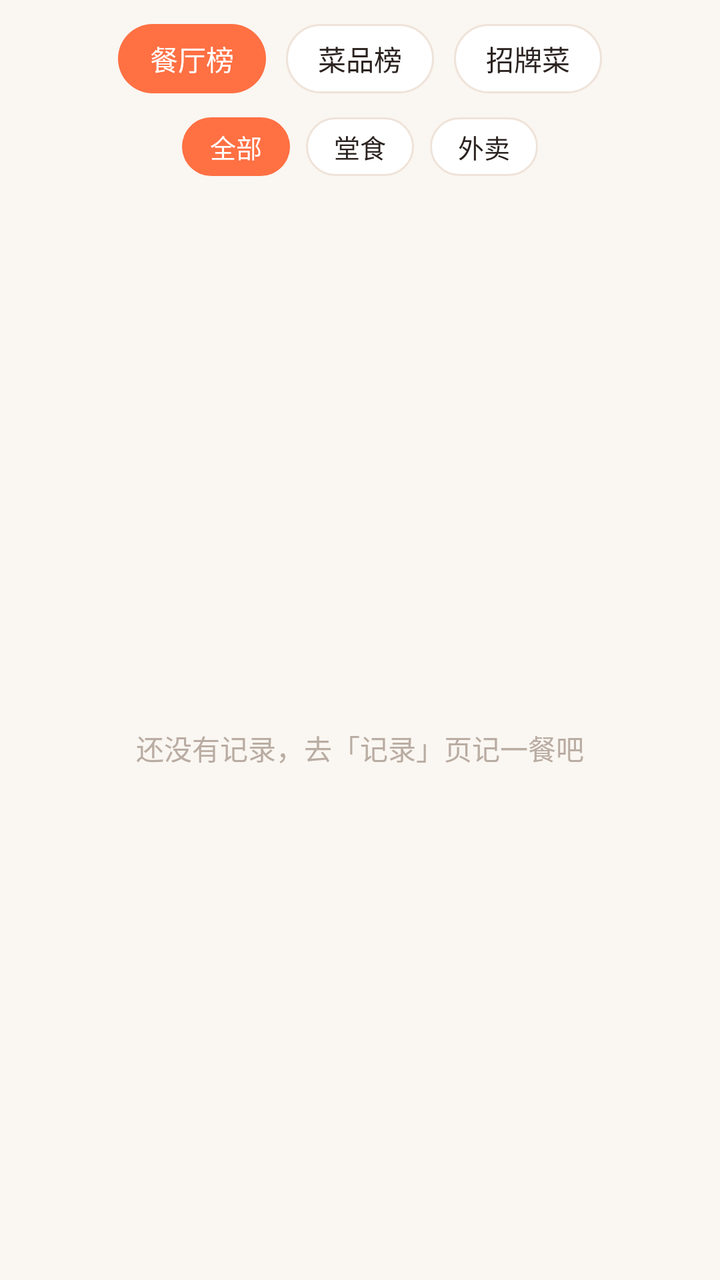
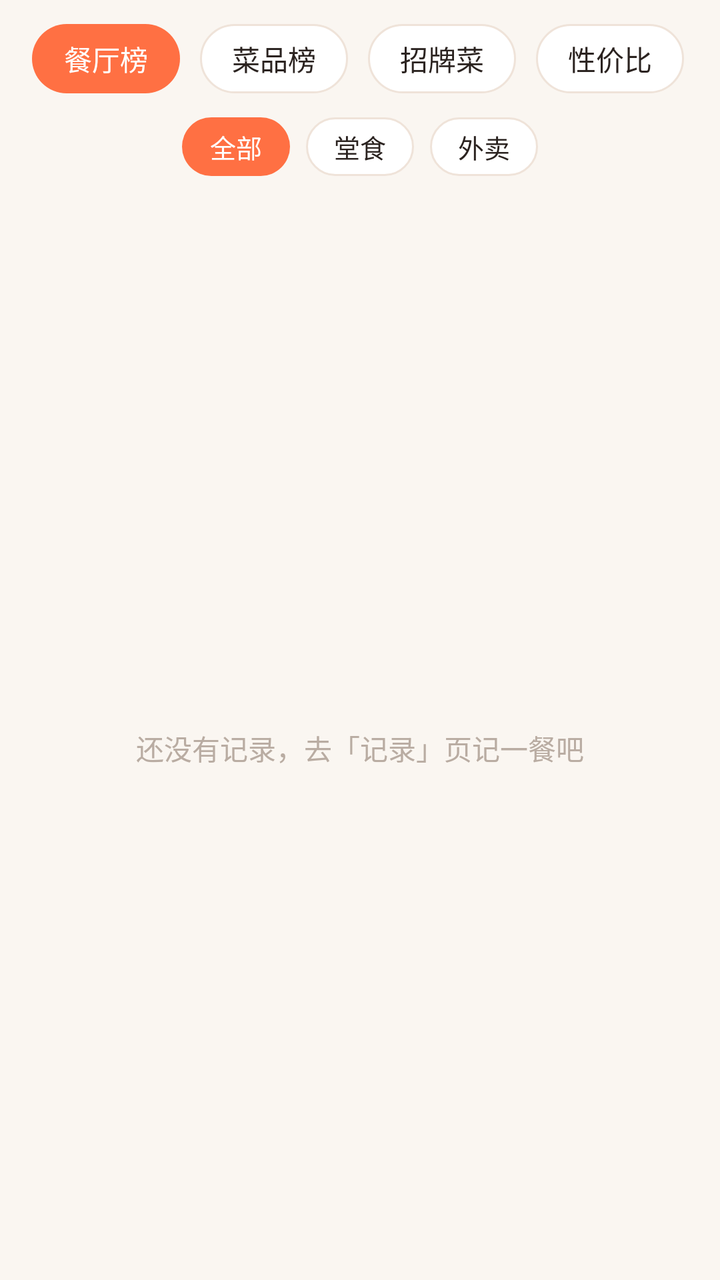

An Android layout rendered at two revisions. The XML below is the earlier revision; the diff shows what the commit changed to produce the second picture.
<!-- AndroidManifest.xml: application theme AppTheme -->
<!-- res/layout/tab_rank.xml -->
<?xml version="1.0" encoding="utf-8"?>
<LinearLayout xmlns:android="http://schemas.android.com/apk/res/android"
    android:layout_width="match_parent"
    android:layout_height="match_parent"
    android:orientation="vertical">

    <LinearLayout
        android:layout_width="match_parent"
        android:layout_height="wrap_content"
        android:gravity="center"
        android:orientation="horizontal"
        android:paddingStart="16dp"
        android:paddingEnd="16dp"
        android:paddingTop="12dp"
        android:paddingBottom="12dp">

        <TextView
            android:id="@+id/chip_rest"
            android:layout_width="wrap_content"
            android:layout_height="wrap_content"
            android:background="@drawable/chip_on"
            android:paddingStart="16dp"
            android:paddingEnd="16dp"
            android:paddingTop="7dp"
            android:paddingBottom="7dp"
            android:text="餐厅榜"
            android:textColor="#FFFFFF"
            android:textSize="14sp" />

        <TextView
            android:id="@+id/chip_dish"
            android:layout_width="wrap_content"
            android:layout_height="wrap_content"
            android:layout_marginStart="10dp"
            android:background="@drawable/chip_off"
            android:paddingStart="16dp"
            android:paddingEnd="16dp"
            android:paddingTop="7dp"
            android:paddingBottom="7dp"
            android:text="菜品榜"
            android:textColor="@color/text_main"
            android:textSize="14sp" />

        <TextView
            android:id="@+id/chip_sign"
            android:layout_width="wrap_content"
            android:layout_height="wrap_content"
            android:layout_marginStart="10dp"
            android:background="@drawable/chip_off"
            android:paddingStart="16dp"
            android:paddingEnd="16dp"
            android:paddingTop="7dp"
            android:paddingBottom="7dp"
            android:text="招牌菜"
            android:textColor="@color/text_main"
            android:textSize="14sp" />
    </LinearLayout>

    <LinearLayout
        android:layout_width="match_parent"
        android:layout_height="wrap_content"
        android:gravity="center"
        android:orientation="horizontal"
        android:paddingStart="16dp"
        android:paddingEnd="16dp"
        android:paddingBottom="10dp">

        <TextView
            android:id="@+id/chip_mode_all"
            android:layout_width="wrap_content"
            android:layout_height="wrap_content"
            android:background="@drawable/chip_on"
            android:paddingStart="14dp"
            android:paddingEnd="14dp"
            android:paddingTop="5dp"
            android:paddingBottom="5dp"
            android:text="全部"
            android:textColor="#FFFFFF"
            android:textSize="13sp" />

        <TextView
            android:id="@+id/chip_mode_in"
            android:layout_width="wrap_content"
            android:layout_height="wrap_content"
            android:layout_marginStart="8dp"
            android:background="@drawable/chip_off"
            android:paddingStart="14dp"
            android:paddingEnd="14dp"
            android:paddingTop="5dp"
            android:paddingBottom="5dp"
            android:text="堂食"
            android:textColor="@color/text_main"
            android:textSize="13sp" />

        <TextView
            android:id="@+id/chip_mode_out"
            android:layout_width="wrap_content"
            android:layout_height="wrap_content"
            android:layout_marginStart="8dp"
            android:background="@drawable/chip_off"
            android:paddingStart="14dp"
            android:paddingEnd="14dp"
            android:paddingTop="5dp"
            android:paddingBottom="5dp"
            android:text="外卖"
            android:textColor="@color/text_main"
            android:textSize="13sp" />
    </LinearLayout>

    <HorizontalScrollView
        android:layout_width="match_parent"
        android:layout_height="wrap_content"
        android:paddingStart="16dp"
        android:paddingEnd="16dp"
        android:paddingBottom="10dp"
        android:scrollbars="none">

        <LinearLayout
            android:id="@+id/ll_tag_chips"
            android:layout_width="wrap_content"
            android:layout_height="wrap_content"
            android:orientation="horizontal" />
    </HorizontalScrollView>

    <TextView
        android:id="@+id/banner"
        android:layout_width="match_parent"
        android:layout_height="wrap_content"
        android:background="#FFF3E0"
        android:gravity="center"
        android:paddingTop="5dp"
        android:paddingBottom="5dp"
        android:text="⚠ 离线：显示上次缓存的数据"
        android:textColor="#B26A00"
        android:textSize="12sp"
        android:visibility="gone" />

    <FrameLayout
        android:layout_width="match_parent"
        android:layout_height="0dp"
        android:layout_weight="1">

        <ListView
            android:id="@+id/lv_rank"
            android:layout_width="match_parent"
            android:layout_height="match_parent"
            android:divider="@null"
            android:dividerHeight="0dp"
            android:paddingStart="12dp"
            android:paddingEnd="12dp"
            android:paddingTop="4dp"
            android:paddingBottom="12dp"
            android:scrollbars="none" />

        <TextView
            android:id="@+id/empty"
            android:layout_width="wrap_content"
            android:layout_height="wrap_content"
            android:layout_gravity="center"
            android:text="还没有记录，去「记录」页记一餐吧"
            android:textColor="@color/hint"
            android:textSize="14sp" />
    </FrameLayout>
</LinearLayout>
<!-- resources referenced by this layout -->
<resources>
  <color name="hint">#B9ACA2</color>
  <color name="text_main">#2B2320</color>
  <!-- drawable chip_off (drawable) -->
  <?xml version="1.0" encoding="utf-8"?>
  <shape xmlns:android="http://schemas.android.com/apk/res/android"
      android:shape="rectangle">
      <solid android:color="@color/card" />
      <corners android:radius="18dp" />
      <stroke android:width="1dp" android:color="@color/stroke" />
  </shape>
  <!-- drawable chip_on (drawable) -->
  <?xml version="1.0" encoding="utf-8"?>
  <shape xmlns:android="http://schemas.android.com/apk/res/android"
      android:shape="rectangle">
      <solid android:color="@color/primary" />
      <corners android:radius="18dp" />
  </shape>
  <style name="AppTheme" parent="@android:style/Theme.Material.Light.NoActionBar">
          <item name="android:colorPrimary">@color/primary</item>
          <item name="android:colorPrimaryDark">@color/primary_dark</item>
          <item name="android:statusBarColor">@color/primary_dark</item>
          <item name="android:windowBackground">@color/bg</item>
      </style>
  <color name="card">#FFFFFF</color>
  <color name="stroke">#EFE3D9</color>
  <color name="primary">#FF7043</color>
  <color name="primary_dark">#E64A19</color>
  <color name="bg">#FAF6F1</color>
</resources>

<!-- the commit's change to res/layout/tab_rank.xml (unified diff, before → after) -->
@@ -3,6 +3,11 @@
     android:layout_width="match_parent"
     android:layout_height="match_parent"
     android:orientation="vertical">
+
+    <HorizontalScrollView
+        android:layout_width="match_parent"
+        android:layout_height="wrap_content"
+        android:scrollbars="none">
 
     <LinearLayout
         android:layout_width="match_parent"
@@ -54,7 +59,22 @@
             android:text="招牌菜"
             android:textColor="@color/text_main"
             android:textSize="14sp" />
+
+        <TextView
+            android:id="@+id/chip_value"
+            android:layout_width="wrap_content"
+            android:layout_height="wrap_content"
+            android:layout_marginStart="10dp"
+            android:background="@drawable/chip_off"
+            android:paddingStart="16dp"
+            android:paddingEnd="16dp"
+            android:paddingTop="7dp"
+            android:paddingBottom="7dp"
+            android:text="性价比"
+            android:textColor="@color/text_main"
+            android:textSize="14sp" />
     </LinearLayout>
+    </HorizontalScrollView>
 
     <LinearLayout
         android:layout_width="match_parent"
